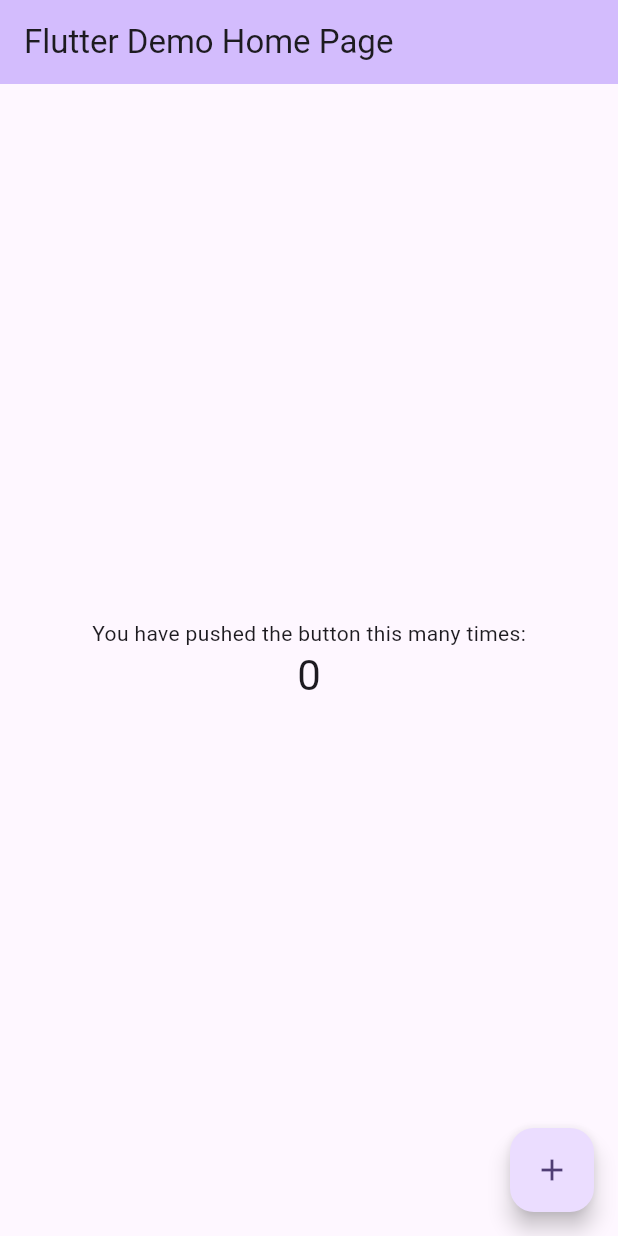
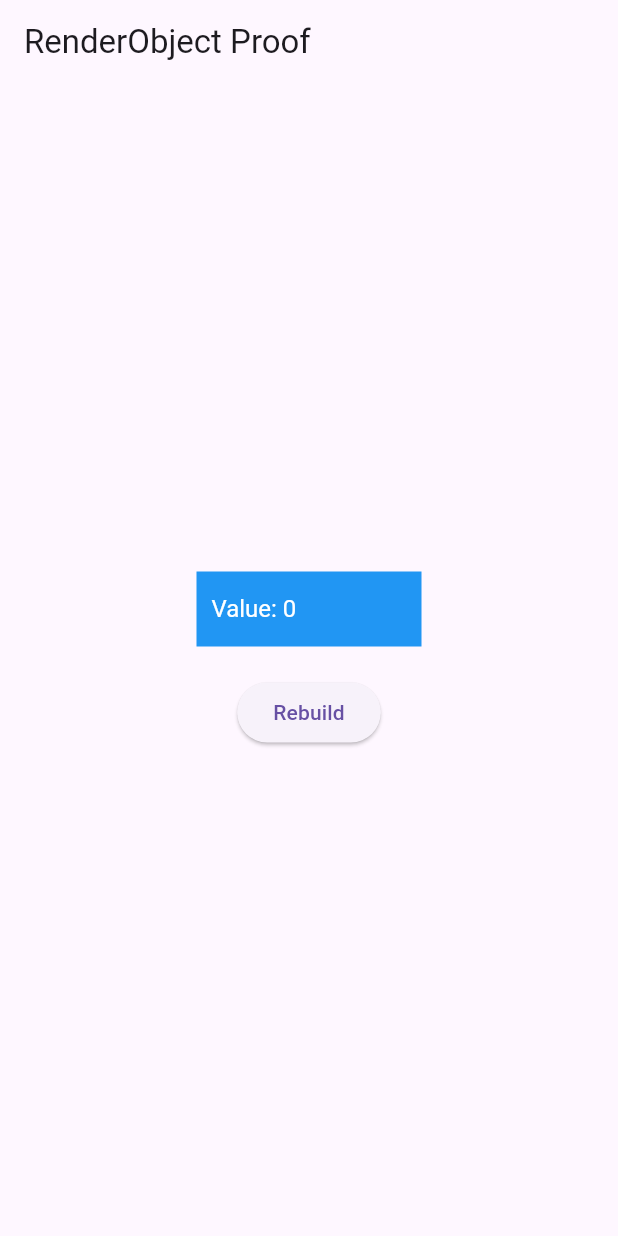
Before and after one commit to AbdeMohlbi/flutter-under-the-hood, a Flutter app: the screen it shows after launch, on a phone screen of 412 x 824 dp. Run offline on Flutter 3.47's test engine with Material 3 defaults, Android fonts, the phone set to English and light mode, and no system bars.

Commit message:
Add examples of usaing CustomPainter and RenderObjectWidget and their tests

```diff
--- a/lib/main.dart
+++ b/lib/main.dart
@@ -1,122 +1,17 @@
 import 'package:flutter/material.dart';
 
+import 'custom_painter_usage/bounded_progress_painter.dart';
+import 'custom_painter_usage/repeating_progress_indicator.dart';
+import 'render_objects/reusable_render_object.dart';
+import 'custom_painter_usage/smiley_face.dart';
+
+const widgets = [
+  SmileyFaceApp(),
+  RepeatingProgressIndicatorApp(),
+  BoundedProgressPainterApp(),
+  ReusableRenderObjectApp(),
+];
+
 void main() {
-  runApp(const MyApp());
+  runApp(ReusableRenderObjectApp());
 }
-
-class MyApp extends StatelessWidget {
-  const MyApp({super.key});
-
-  // This widget is the root of your application.
-  @override
-  Widget build(BuildContext context) {
-    return MaterialApp(
-      title: 'Flutter Demo',
-      theme: ThemeData(
-        // This is the theme of your application.
-        //
-        // TRY THIS: Try running your application with "flutter run". You'll see
-        // the application has a purple toolbar. Then, without quitting the app,
-        // try changing the seedColor in the colorScheme below to Colors.green
-        // and then invoke "hot reload" (save your changes or press the "hot
-        // reload" button in a Flutter-supported IDE, or press "r" if you used
-        // the command line to start the app).
-        //
-        // Notice that the counter didn't reset back to zero; the application
-        // state is not lost during the reload. To reset the state, use hot
-        // restart instead.
-        //
-        // This works for code too, not just values: Most code changes can be
-        // tested with just a hot reload.
-        colorScheme: .fromSeed(seedColor: Colors.deepPurple),
-      ),
-      home: const MyHomePage(title: 'Flutter Demo Home Page'),
-    );
-  }
-}
-
-class MyHomePage extends StatefulWidget {
-  const MyHomePage({super.key, required this.title});
-
-  // This widget is the home page of your application. It is stateful, meaning
-  // that it has a State object (defined below) that contains fields that affect
-  // how it looks.
-
-  // This class is the configuration for the state. It holds the values (in this
-  // case the title) provided by the parent (in this case the App widget) and
-  // used by the build method of the State. Fields in a Widget subclass are
-  // always marked "final".
-
-  final String title;
-
-  @override
-  State<MyHomePage> createState() => _MyHomePageState();
-}
-
-class _MyHomePageState extends State<MyHomePage> {
-  int _counter = 0;
-
-  void _incrementCounter() {
-    setState(() {
-      // This call to setState tells the Flutter framework that something has
-      // changed in this State, which causes it to rerun the build method below
-      // so that the display can reflect the updated values. If we changed
-      // _counter without calling setState(), then the build method would not be
-      // called again, and so nothing would appear to happen.
-      _counter++;
-    });
-  }
-
-  @override
-  Widget build(BuildContext context) {
-    // This method is rerun every time setState is called, for instance as done
-    // by the _incrementCounter method above.
-    //
-    // The Flutter framework has been optimized to make rerunning build methods
-    // fast, so that you can just rebuild anything that needs updating rather
-    // than having to individually change instances of widgets.
-    return Scaffold(
-      appBar: AppBar(
-        // TRY THIS: Try changing the color here to a specific color (to
-        // Colors.amber, perhaps?) and trigger a hot reload to see the AppBar
-        // change color while the other colors stay the same.
-        backgroundColor: Theme.of(context).colorScheme.inversePrimary,
-        // Here we take the value from the MyHomePage object that was created by
-        // the App.build method, and use it to set our appbar title.
-        title: Text(widget.title),
-      ),
-      body: Center(
-        // Center is a layout widget. It takes a single child and positions it
-        // in the middle of the parent.
-        child: Column(
-          // Column is also a layout widget. It takes a list of children and
-          // arranges them vertically. By default, it sizes itself to fit its
-          // children horizontally, and tries to be as tall as its parent.
-          //
-          // Column has various properties to control how it sizes itself and
-          // how it positions its children. Here we use mainAxisAlignment to
-          // center the children vertically; the main axis here is the vertical
-          // axis because Columns are vertical (the cross axis would be
-          // horizontal).
-          //
-          // TRY THIS: Invoke "debug painting" (choose the "Toggle Debug Paint"
-          // action in the IDE, or press "p" in the console), to see the
-          // wireframe for each widget.
-          mainAxisAlignment: .center,
-          children: [
-            const Text('You have pushed the button this many times:'),
-            Text(
-              '$_counter',
-              style: Theme.of(context).textTheme.headlineMedium,
-            ),
-          ],
-        ),
-      ),
-      floatingActionButton: FloatingActionButton(
-        onPressed: _incrementCounter,
-        tooltip: 'Increment',
-        child: const Icon(Icons.add),
-      ),
-    );
-  }
-}
--- /dev/null
+++ b/lib/render_objects/reusable_render_object.dart
@@ -0,0 +1,115 @@
+// ignore_for_file: avoid_print
+
+import 'package:flutter/material.dart';
+
+/// This is a simple example that demonstrates that RenderObjects are long-lived.
+/// Even when a widget is rebuilt (new instance in the Widget Tree),
+/// Flutter reuses the same RenderObject as long as the widget type (and key) stays the same.
+/// Only the values are updated through updateRenderObject.
+
+class ReusableRenderObjectApp extends StatefulWidget {
+  const ReusableRenderObjectApp({super.key});
+
+  @override
+  State<ReusableRenderObjectApp> createState() =>
+      _ReusableRenderObjectAppState();
+}
+
+class _ReusableRenderObjectAppState extends State<ReusableRenderObjectApp> {
+  int counter = 0;
+
+  @override
+  Widget build(BuildContext context) {
+    print(
+      '🟢 ReusableRenderObjectApp.build() - new widget instance with counter=$counter',
+    );
+
+    return MaterialApp(
+      home: Scaffold(
+        appBar: AppBar(title: const Text('RenderObject Proof')),
+        body: Center(
+          child: Column(
+            mainAxisAlignment: .center,
+            spacing: 20,
+            children: [
+              MyRenderObjectWidget(value: counter),
+              ElevatedButton(
+                onPressed: () {
+                  setState(() {
+                    counter++;
+                  });
+                },
+                child: const Text('Rebuild'),
+              ),
+            ],
+          ),
+        ),
+      ),
+    );
+  }
+}
+
+class MyRenderObjectWidget extends LeafRenderObjectWidget {
+  const MyRenderObjectWidget({super.key, required this.value});
+  final int value;
+
+  @override
+  RenderObject createRenderObject(BuildContext context) {
+    print('🔵 createRenderObject() called with value=$value');
+    return MyRenderObject(value);
+  }
+
+  @override
+  void updateRenderObject(
+    BuildContext context,
+    covariant MyRenderObject renderObject,
+  ) {
+    print('🟡 updateRenderObject() called with value=$value');
+    renderObject.value = value;
+  }
+}
+
+class MyRenderObject extends RenderBox {
+  MyRenderObject(this._value) {
+    print('🟣 RenderObject CONSTRUCTOR called with value=$_value');
+  }
+  int _value;
+
+  int get value => _value;
+
+  set value(int newValue) {
+    if (_value != newValue) {
+      print('🔴 RenderObject value updated: $_value -> $newValue');
+      _value = newValue;
+      markNeedsLayout();
+    }
+  }
+
+  @override
+  void performLayout() {
+    size = const Size(150, 50);
+  }
+
+  @override
+  void paint(PaintingContext context, Offset offset) {
+    final canvas = context.canvas;
+
+    final paint = Paint()..color = Colors.blue;
+
+    canvas.drawRect(offset & size, paint);
+
+    final textPainter = TextPainter(
+      text: TextSpan(
+        text: 'Value: $_value',
+        style: const TextStyle(color: Colors.white, fontSize: 16),
+      ),
+      textDirection: .ltr,
+    );
+
+    textPainter.layout();
+    textPainter.paint(
+      canvas,
+      offset + Offset(10, (size.height - textPainter.height) / 2),
+    );
+  }
+}
```
Also changed, not shown: lib/custom_painter_usage/bounded_progress_painter.dart (added, +129 -0 lines), lib/custom_painter_usage/repeating_progress_indicator.dart (added, +140 -0 lines), lib/custom_painter_usage/smiley_face.dart (added, +89 -0 lines), 10 other files.
